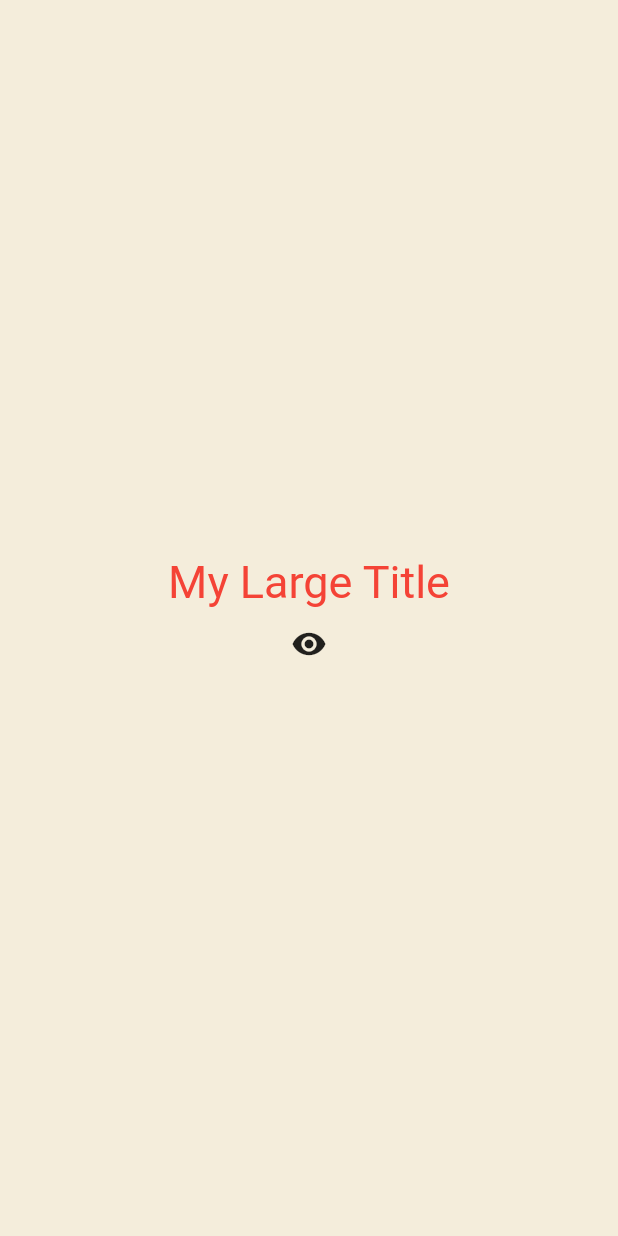
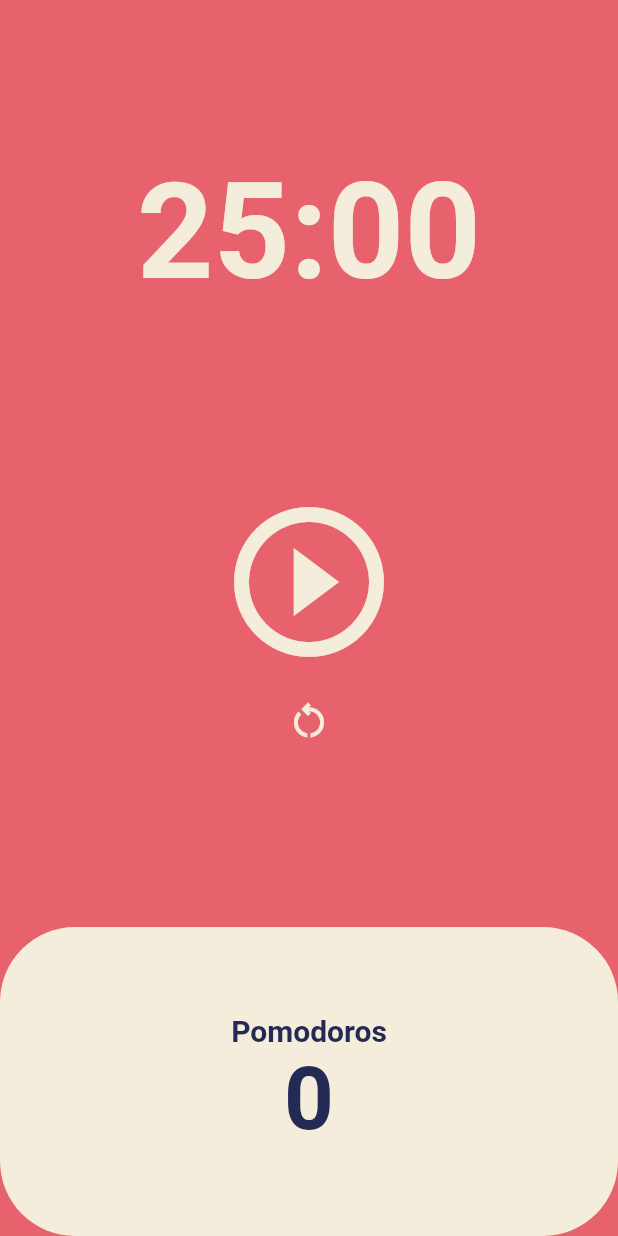
Before and after one commit to ParkKiHun/flutter_toonflix_app, a Flutter app: the screen it shows after launch, on a phone screen of 412 x 824 dp. Run offline on Flutter 3.47's test engine with Material 2 defaults, Android fonts, the phone set to English and light mode, and no system bars.

Commit message:
#5.4 Code Challenge

```diff
--- /dev/null
+++ b/lib/home_screen.dart
@@ -0,0 +1,153 @@
+import 'dart:async';
+
+import 'package:flutter/material.dart';
+
+class HomeScreen extends StatefulWidget {
+  const HomeScreen({super.key});
+
+  @override
+  State<HomeScreen> createState() => _HomeScreenState();
+}
+
+class _HomeScreenState extends State<HomeScreen> {
+  static const twentyFiveMinutes = 1500;
+  int totalSeconds = twentyFiveMinutes;
+  bool isRunning = false;
+  int totalPomodoros = 0;
+  late Timer timer;
+
+  void onTick(Timer timer) {
+    if (totalSeconds == 0) {
+      setState(() {
+        totalPomodoros = totalPomodoros + 1;
+        isRunning = false;
+        totalSeconds = twentyFiveMinutes;
+      });
+      timer.cancel();
+    } else {
+      setState(() {
+        totalSeconds = totalSeconds - 1;
+      });
+    }
+  }
+
+  void onStartPressed() {
+    timer = Timer.periodic(
+      const Duration(seconds: 1),
+      onTick,
+    );
+    setState(() {
+      isRunning = true;
+    });
+  }
+
+  void onPausePressed() {
+    timer.cancel();
+    setState(() {
+      isRunning = false;
+    });
+  }
+
+  void onResetPressed() {
+    setState(() {
+      isRunning = false;
+      totalSeconds = twentyFiveMinutes;
+      totalPomodoros = 0;
+    });
+    timer.cancel();
+  }
+
+  String format(int seconds) {
+    var duration = Duration(
+      seconds: seconds,
+    );
+    return duration.toString().split(".").first.substring(2, 7);
+  }
+
+  @override
+  Widget build(BuildContext context) {
+    return Scaffold(
+      backgroundColor: Theme.of(context).backgroundColor,
+      body: Column(
+        children: [
+          Flexible(
+            flex: 1,
+            child: Container(
+              alignment: Alignment.bottomCenter,
+              child: Text(
+                format(totalSeconds),
+                style: TextStyle(
+                  color: Theme.of(context).cardColor,
+                  fontSize: 89,
+                  fontWeight: FontWeight.w600,
+                ),
+              ),
+            ),
+          ),
+          Flexible(
+            flex: 2,
+            child: Column(
+              mainAxisAlignment: MainAxisAlignment.center,
+              children: [
+                IconButton(
+                  iconSize: 120,
+                  color: Theme.of(context).cardColor,
+                  onPressed: isRunning ? onPausePressed : onStartPressed,
+                  icon: Icon(
+                    isRunning
+                        ? Icons.pause_circle_outline
+                        : Icons.play_circle_outline,
+                  ),
+                ),
+                IconButton(
+                  iconSize: 30,
+                  color: Theme.of(context).cardColor,
+                  onPressed: onResetPressed,
+                  icon: const Icon(
+                    Icons.restart_alt_outlined,
+                  ),
+                ),
+              ],
+            ),
+          ),
+          Flexible(
+            flex: 1,
+            child: Row(
+              children: [
+                Expanded(
+                  child: Container(
+                    decoration: BoxDecoration(
+                      color: Theme.of(context).cardColor,
+                      borderRadius: BorderRadius.circular(50),
+                    ),
+                    child: Column(
+                      mainAxisAlignment: MainAxisAlignment.center,
+                      children: [
+                        Text(
+                          'Pomodoros',
+                          style: TextStyle(
+                            fontSize: 20,
+                            fontWeight: FontWeight.w600,
+                            color: Theme.of(context).textTheme.headline1!.color,
+                          ),
+                        ),
+                        Text(
+                          '$totalPomodoros',
+                          style: TextStyle(
+                            fontSize: 58,
+                            fontWeight: FontWeight.w600,
+                            color: Theme.of(context).textTheme.headline1!.color,
+                          ),
+                        ),
+                      ],
+                    ),
+                  ),
+                ),
+              ],
+            ),
+          ),
+        ],
+      ),
+    );
+  }
+}
--- a/lib/main.dart
+++ b/lib/main.dart
@@ -1,85 +1,23 @@
 import 'package:flutter/material.dart';
+import 'package:toonflix/home_screen.dart';
 
 void main() {
   runApp(App());
 }
 
-class App extends StatefulWidget {
-  @override
-  State<App> createState() => _AppState();
-}
-
-class _AppState extends State<App> {
-  bool showTitle = true;
-
-  void toggleTitle() {
-    setState(() {
-      showTitle = !showTitle;
-    });
-  }
-
+class App extends StatelessWidget {
   @override
   Widget build(BuildContext context) {
     return MaterialApp(
       theme: ThemeData(
-        textTheme: const TextTheme(
-          titleLarge: TextStyle(
-            color: Colors.red,
+          backgroundColor: const Color(0xFFE7626C),
+          textTheme: const TextTheme(
+            headline1: TextStyle(
+              color: Color(0xFF232B55),
+            ),
           ),
-        ),
-      ),
-      home: Scaffold(
-        backgroundColor: const Color(0xFFF4EDDB),
-        body: Center(
-          child: Column(
-            mainAxisAlignment: MainAxisAlignment.center,
-            children: [
-              showTitle ? const MyLargeTitle() : const Text('nothing'),
-              IconButton(
-                onPressed: toggleTitle,
-                icon: const Icon(Icons.remove_red_eye),
-              )
-            ],
-          ),
-        ),
-      ),
+          cardColor: const Color(0xFFF4EDDB)),
+      home: const HomeScreen(),
     );
   }
 }
-
-class MyLargeTitle extends StatefulWidget {
-  const MyLargeTitle({
-    Key? key,
-  }) : super(key: key);
-
-  @override
-  State<MyLargeTitle> createState() => _MyLargeTitleState();
-}
-
-class _MyLargeTitleState extends State<MyLargeTitle> {
-  int count = 0;
-
-  @override
-  void dispose() {
-    super.dispose();
-    print('dispose!');
-  }
-
-  @override
-  void initState() {
-    super.initState();
-    print('initState!');
-  }
-
-  @override
-  Widget build(BuildContext context) {
-    print('build!');
-    return Text(
-      'My Large Title',
-      style: TextStyle(
-        fontSize: 30,
-        color: Theme.of(context).textTheme.titleLarge?.color,
-      ),
-    );
-  }
-}
```
Also changed, not shown: lib/widgets/button.dart (deleted, +0 -37 lines), lib/widgets/currency_card.dart (deleted, +0 -95 lines).
